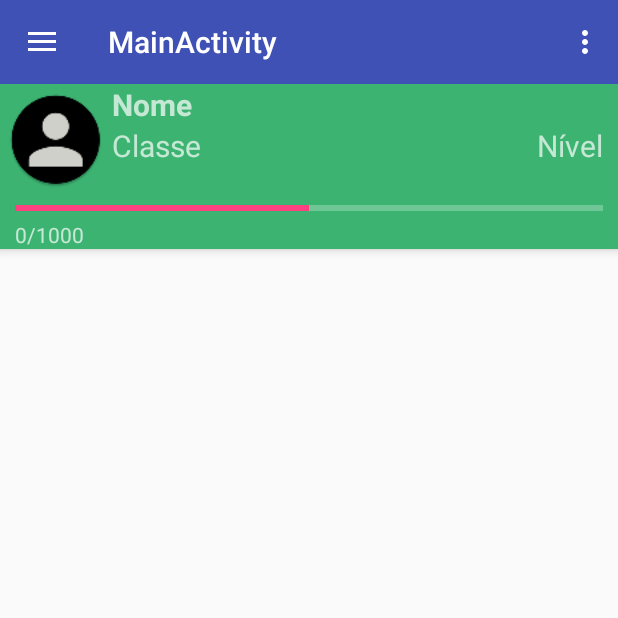
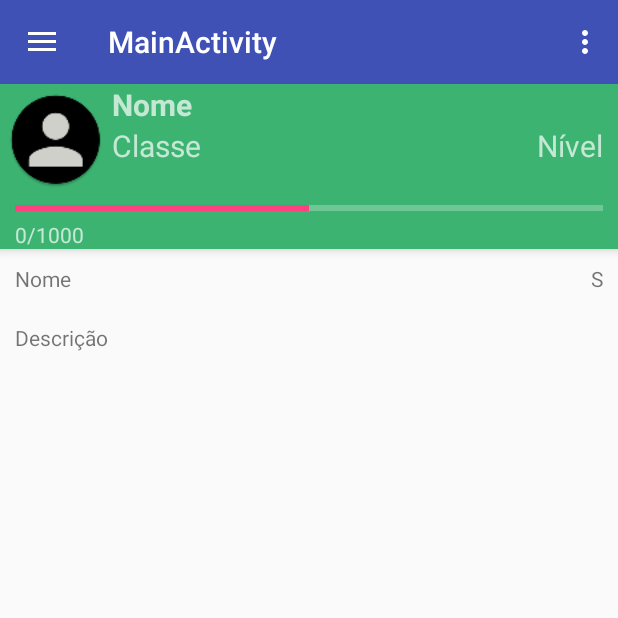
Before and after one commit to rodrigoosoares/YourRPG, an Android app: the MainActivity screen opened directly, with no data from a screen before it, on a phone screen of 412 x 824 dp, the top half of it. Run offline under Robolectric (Android 15) with nearby library versions, the phone set to English and light mode, and no system bars; 7 statements that could not run were skipped.

Commit message:
Correção do ListAdapter

```diff
--- a/app/src/main/java/com/project/rodrigo/yourrpg/activities/MainActivity.java
+++ b/app/src/main/java/com/project/rodrigo/yourrpg/activities/MainActivity.java
@@ -44,7 +44,6 @@ public class MainActivity extends AppCompatActivity
     private ImageView ivImageJogador;
     private ProgressBar pbAtualJogadorXp;
     private ListView lista;
-    private List listaMissoes;
 
     private MainPagePresenter mPresenter;
     private Intent navigationIntent;
@@ -68,10 +67,10 @@ public class MainActivity extends AppCompatActivity
         lista = findViewById(R.id.lvMainMissoes);
 
         mPresenter.createToolbarUser(tvNomeJogador,tvClasseJogador,tvNivelJogador,tvStatusXp,ivImageJogador,pbAtualJogadorXp);
+        Missao.insertDados(this);
+        ArrayList<MissoesListHelper> arrayList = Missao.getDados(this);
+        MissoesListAdapter missoesListAdapter = new MissoesListAdapter(this, arrayList);
 
-        //listaMissoes = Missao.getDados(this);
-        ArrayList<MissoesListHelper> arrayList = Missao.getDados(this);
-        MissoesListAdapter missoesListAdapter = new MissoesListAdapter(arrayList, this);
         lista.setAdapter(missoesListAdapter);
 
 
--- a/app/src/main/java/com/project/rodrigo/yourrpg/helpers/MissoesListAdapter.java
+++ b/app/src/main/java/com/project/rodrigo/yourrpg/helpers/MissoesListAdapter.java
@@ -1,12 +1,14 @@
 package com.project.rodrigo.yourrpg.helpers;
 
 import android.content.Context;
+import android.support.annotation.LayoutRes;
 import android.support.annotation.NonNull;
 import android.support.v7.widget.RecyclerView;
 import android.view.LayoutInflater;
 import android.view.View;
 import android.view.ViewGroup;
 import android.widget.ArrayAdapter;
+import android.widget.BaseAdapter;
 import android.widget.TextView;
 
 import com.project.rodrigo.yourrpg.R;
@@ -18,47 +20,30 @@ public class MissoesListAdapter extends ArrayAdapter<MissoesListHelper> {
 
     private Context context;
     private ArrayList<MissoesListHelper> dataSet;
-    public MissoesListAdapter(ArrayList<MissoesListHelper> data, Context context) {
-        super(context, R.layout.list_view_missoes_layout, data);
-        this.dataSet = data;
-        this.context=context;
 
+    public MissoesListAdapter(@NonNull Context context, ArrayList list) {
+        super(context, R.layout.listview_missao_layout , list);
+        this.context = context;
+        dataSet = list;
     }
 
     @Override
-    public int getCount() {
-        return 0;
-    }
+    public View getView(int position, View view,@NonNull ViewGroup parent) {
+        LayoutInflater inflater = (LayoutInflater) getContext().getSystemService(Context.LAYOUT_INFLATER_SERVICE);
+        View listItem = view;
+        if(listItem == null)
+            listItem = inflater.inflate(R.layout.listview_missao_layout,parent,false);
 
-    @Override
-    public MissoesListHelper getItem(int position) {
-        return null;
-    }
+        MissoesListHelper currentMissao = dataSet.get(position);
 
-    @Override
-    public long getItemId(int position) {
-        return 0;
-    }
+        TextView tvNome = listItem.findViewById(R.id.lv_tvNomeMissao);
+        TextView tvDesc = listItem.findViewById(R.id.lv_tvDescricaoMissao);
+        TextView tvRank = listItem.findViewById(R.id.lv_tvRankMissao);
 
-    @Override
-    public View getView(int position, View view, ViewGroup parent) {
-        //Missao.getDados(context);
+        tvNome.setText(currentMissao.nomeMissao);
+        tvDesc.setText(currentMissao.descricaoMissao);
+        tvRank.setText(currentMissao.rankMissao);
 
-        LayoutInflater inflater = LayoutInflater.from(context);
-        view = inflater.inflate(R.layout.list_view_missoes_layout, null);
-
-        TextView tvNome = view.findViewById(R.id.lv_tvNomeMissao);
-        TextView tvDesc = view.findViewById(R.id.lv_tvDescricaoMissao);
-        TextView tvRank = view.findViewById(R.id.lv_tvRankMissao);
-
-        tvNome.setText("Missao "+ position);
-        tvDesc.setText("Descricao "+ position);
-        tvRank.setText("Rank "+ position);
-        /*listaMissoes = Missao.getDados(MainActivity.this);
-        tvNome.setText(listaMissoes.get(position).toString());
-        tvDesc.setText(Missao.MissoesListHelper.descricaoMissao);
-        tvRank.setText(Missao.MissoesListHelper.rankMissao);*/
-
-        return view;
+        return listItem;
     }
 }
--- a/app/src/main/res/layout/list_view_missoes_layout.xml
+++ b/app/src/main/res/layout/listview_missao_layout.xml
@@ -1,8 +1,8 @@
 <?xml version="1.0" encoding="utf-8"?>
-<RelativeLayout xmlns:android="http://schemas.android.com/apk/res/android"
+<RelativeLayout
+    xmlns:android="http://schemas.android.com/apk/res/android"
     android:layout_width="match_parent"
-    android:layout_height="wrap_content"
-    android:background="@color/colorAccent">
+    android:layout_height="match_parent">
 
     <TextView
         android:id="@+id/lv_tvNomeMissao"
```
Also changed, not shown: app/src/main/java/com/project/rodrigo/yourrpg/models/Missao.java (+37 -0 lines).
